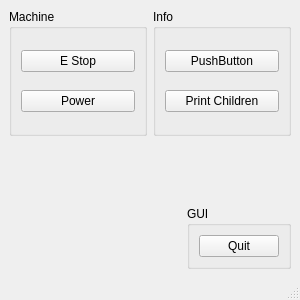
jethornton/Indicator, file indicator.ui: the form before one commit.
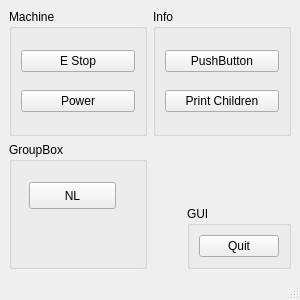
The form after the commit.

```diff
--- a/indicator.ui
+++ b/indicator.ui
@@ -101,6 +101,29 @@
       </layout>
      </widget>
     </item>
+    <item row="1" column="0">
+     <widget class="QGroupBox" name="groupBox_4">
+      <property name="title">
+       <string>GroupBox</string>
+      </property>
+      <widget class="QPushButton" name="no_layout_pb">
+       <property name="geometry">
+        <rect>
+         <x>20</x>
+         <y>40</y>
+         <width>87</width>
+         <height>27</height>
+        </rect>
+       </property>
+       <property name="text">
+        <string>NL</string>
+       </property>
+       <property name="indicator" stdset="0">
+        <bool>true</bool>
+       </property>
+      </widget>
+     </widget>
+    </item>
    </layout>
   </widget>
   <widget class="QMenuBar" name="menubar">
```
Left out of the diff: 12 changed lines with no effect on the pictures.
